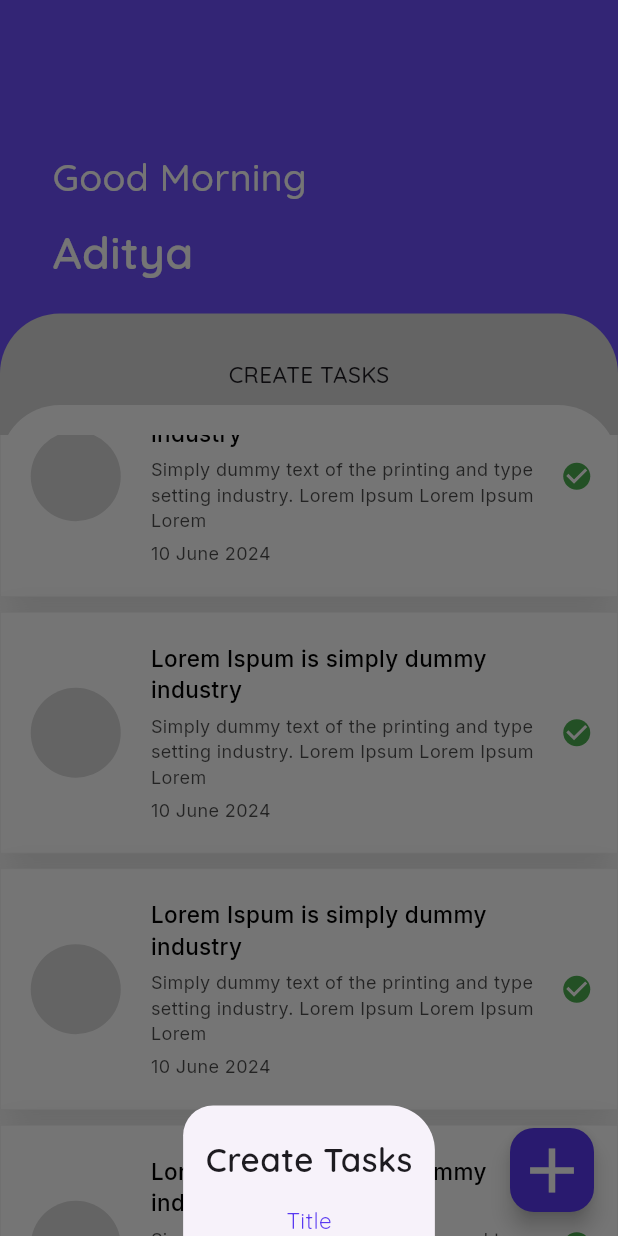
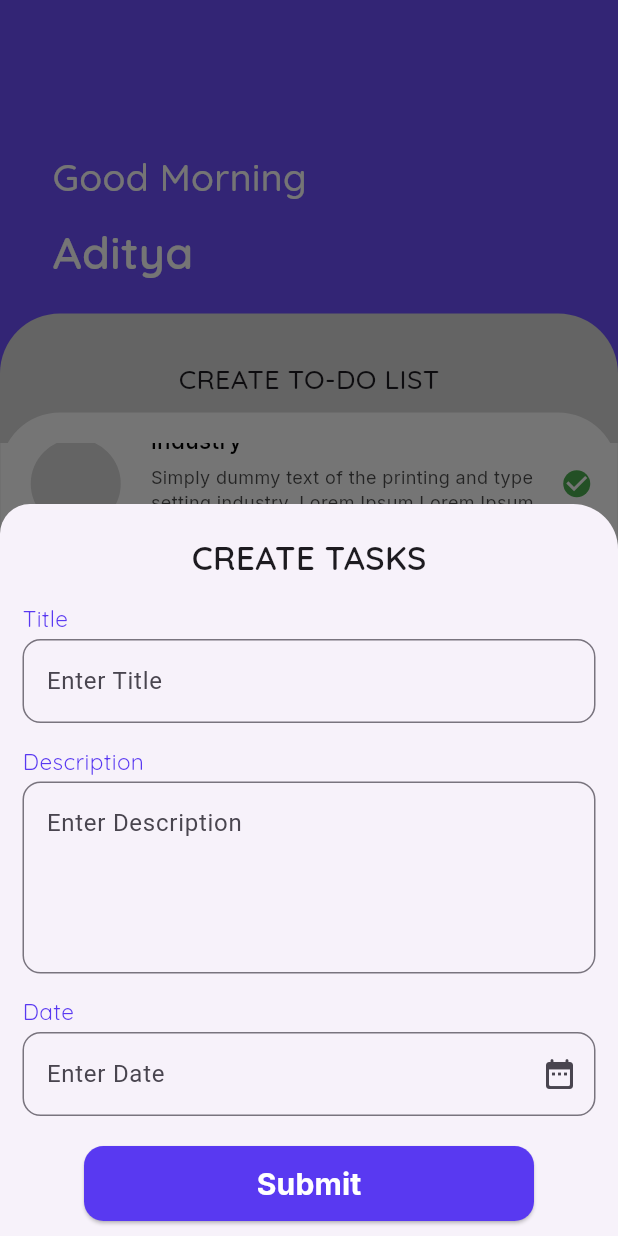
Before and after one commit to adityaashinde/todo_app, a Flutter app: the screen it shows after launch, scrolled down 576 dp, after a tap on the "add" icon, on a phone screen of 412 x 824 dp. Run offline on Flutter 3.47's test engine with Material 3 defaults, Android fonts, the phone set to English and light mode, and no system bars; drawn by our look-alikes of flutter_slidable; our stand-ins replace google_fonts; network calls fail.

Commit message:
Update todo_ui.dart

```diff
--- a/lib/view/todo_ui.dart
+++ b/lib/view/todo_ui.dart
@@ -15,7 +15,7 @@ class _TodoAppState extends State {
 // /Text Editing Controllers
   final TextEditingController titleController = TextEditingController();
   final TextEditingController descriptionController = TextEditingController();
-  final TextEditingController dataController = TextEditingController();
+  final TextEditingController dateController = TextEditingController();
 
   final _formKey = GlobalKey<FormState>();
 
@@ -44,7 +44,7 @@ class _TodoAppState extends State {
                 height: 20,
               ),
               Text(
-                "Create Tasks",
+                "CREATE TASKS",
                 style: GoogleFonts.quicksand(
                   fontWeight: FontWeight.w600,
                   fontSize: 22,
@@ -67,7 +67,143 @@ class _TodoAppState extends State {
                         fontSize: 15,
                       ),
                     ),
+                    const SizedBox(
+                      height: 3,
+                    ),
+                    TextFormField(
+                      controller: titleController,
+                      decoration: InputDecoration(
+                        hintText: "Enter Title",
+                        focusedBorder: OutlineInputBorder(
+                          borderRadius: BorderRadius.circular(12),
+                          borderSide: const BorderSide(
+                            color: Color.fromRGBO(89, 57, 241, 1),
+                          ),
+                        ),
+                        border: OutlineInputBorder(
+                          borderRadius: BorderRadius.circular(12),
+                        ),
+                        errorBorder: OutlineInputBorder(
+                          borderSide: const BorderSide(color: Colors.red),
+                          borderRadius: BorderRadius.circular(12),
+                        ),
+                      ),
+                    ),
+                    const SizedBox(
+                      height: 15,
+                    ),
+                    Text(
+                      "Description",
+                      style: GoogleFonts.quicksand(
+                        fontWeight: FontWeight.w400,
+                        fontSize: 15,
+                        color: const Color.fromRGBO(89, 57, 241, 1),
+                      ),
+                    ),
+                    const SizedBox(
+                      height: 3,
+                    ),
+                    TextFormField(
+                      controller: descriptionController,
+                      maxLines: 4,
+                      decoration: InputDecoration(
+                        hintText: "Enter Description",
+                        focusedBorder: OutlineInputBorder(
+                          borderRadius: BorderRadius.circular(12),
+                          borderSide: const BorderSide(
+                            color: Color.fromRGBO(89, 57, 241, 1),
+                          ),
+                        ),
+                        border: OutlineInputBorder(
+                          borderSide: const BorderSide(),
+                          borderRadius: BorderRadius.circular(12),
+                        ),
+                        errorBorder: OutlineInputBorder(
+                          borderSide: const BorderSide(color: Colors.red),
+                          borderRadius: BorderRadius.circular(12),
+                        ),
+                      ),
+                    ),
+                    const SizedBox(
+                      height: 15,
+                    ),
+                    Text(
+                      "Date",
+                      style: GoogleFonts.quicksand(
+                        fontWeight: FontWeight.w400,
+                        fontSize: 15,
+                        color: const Color.fromRGBO(89, 57, 241, 1),
+                      ),
+                    ),
+                    const SizedBox(
+                      height: 3,
+                    ),
+                    TextFormField(
+                      controller: dateController,
+                      readOnly: true,
+                      decoration: InputDecoration(
+                        hintText: "Enter Date",
+                        suffixIcon: const Icon(Icons.date_range_rounded),
+                        focusedBorder: OutlineInputBorder(
+                          borderRadius: BorderRadius.circular(12),
+                          borderSide: const BorderSide(
+                            color: Color.fromRGBO(89, 57, 241, 1),
+                          ),
+                        ),
+                        border: OutlineInputBorder(
+                          borderSide: const BorderSide(),
+                          borderRadius: BorderRadius.circular(12),
+                        ),
+                        errorBorder: OutlineInputBorder(
+                          borderSide: const BorderSide(color: Colors.red),
+                          borderRadius: BorderRadius.circular(12),
+                        ),
+                      ),
+                      onTap: () async {
+                        DateTime? pickedDate = await showDatePicker(
+                          context: context,
+                          initialDate: DateTime.now(),
+                          firstDate: DateTime(2023),
+                          lastDate: DateTime(2028),
+                        );
+
+                        String formatedDate =
+                            DateFormat.yMMMd().format(pickedDate!);
+
+                        dateController.text = formatedDate;
+                      },
+                    ),
                   ],
+                ),
+              ),
+              const SizedBox(
+                height: 10,
+              ),
+              Container(
+                height: 50,
+                width: 300,
+                margin: const EdgeInsets.all(10),
+                decoration: BoxDecoration(
+                  borderRadius: BorderRadius.circular(30),
+                ),
+                child: ElevatedButton(
+                  style: ElevatedButton.styleFrom(
+                    shape: RoundedRectangleBorder(
+                      borderRadius: BorderRadius.circular(13),
+                    ),
+                    backgroundColor: const Color.fromRGBO(89, 57, 241, 1),
+                  ),
+                  onPressed: () {
+                    Navigator.of(context).pop();
+                  },
+                  child: Text(
+                    "Submit",
+                    style: GoogleFonts.inter(
+                      color: Colors.white,
+                      fontWeight: FontWeight.w700,
+                      fontSize: 20,
+                    ),
+                  ),
                 ),
               ),
             ],
@@ -134,10 +270,10 @@ class _TodoAppState extends State {
                       height: 30,
                     ),
                     Text(
-                      "CREATE TASKS",
+                      "CREATE TO-DO LIST",
                       style: GoogleFonts.quicksand(
                         fontWeight: FontWeight.w500,
-                        fontSize: 15,
+                        fontSize: 18,
                       ),
                     ),
                     const SizedBox(
@@ -330,8 +466,8 @@ class _TodoAppState extends State {
       ),
       floatingActionButton: FloatingActionButton(
         backgroundColor: const Color.fromRGBO(89, 57, 241, 1),
-        onPressed: () {
-          showBottomSht(false);
+        onPressed: () async {
+          await showBottomSht(false);
         },
         child: const Icon(
           size: 50,
```
